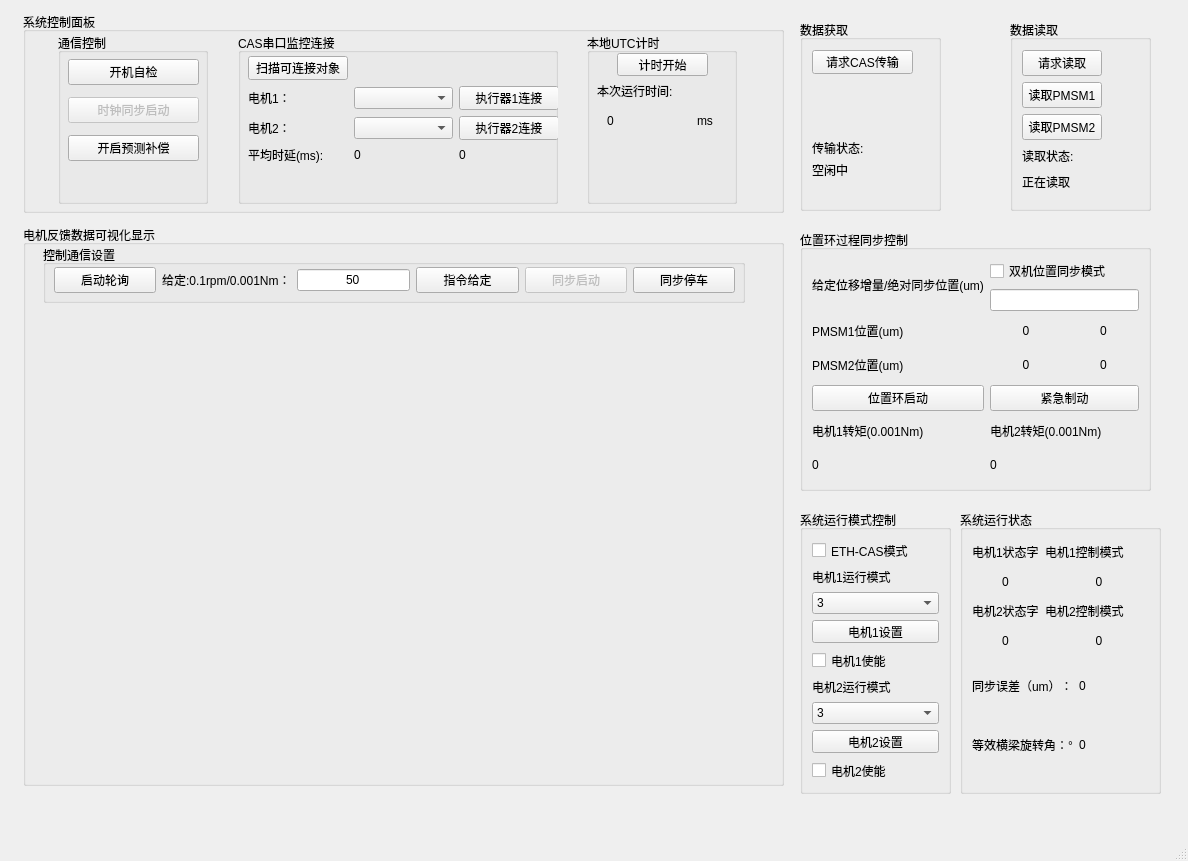
This is mainwindow.ui in whitekiteoversea/PCSyncController as Qt 5 draws it before an edit. The edited form follows.
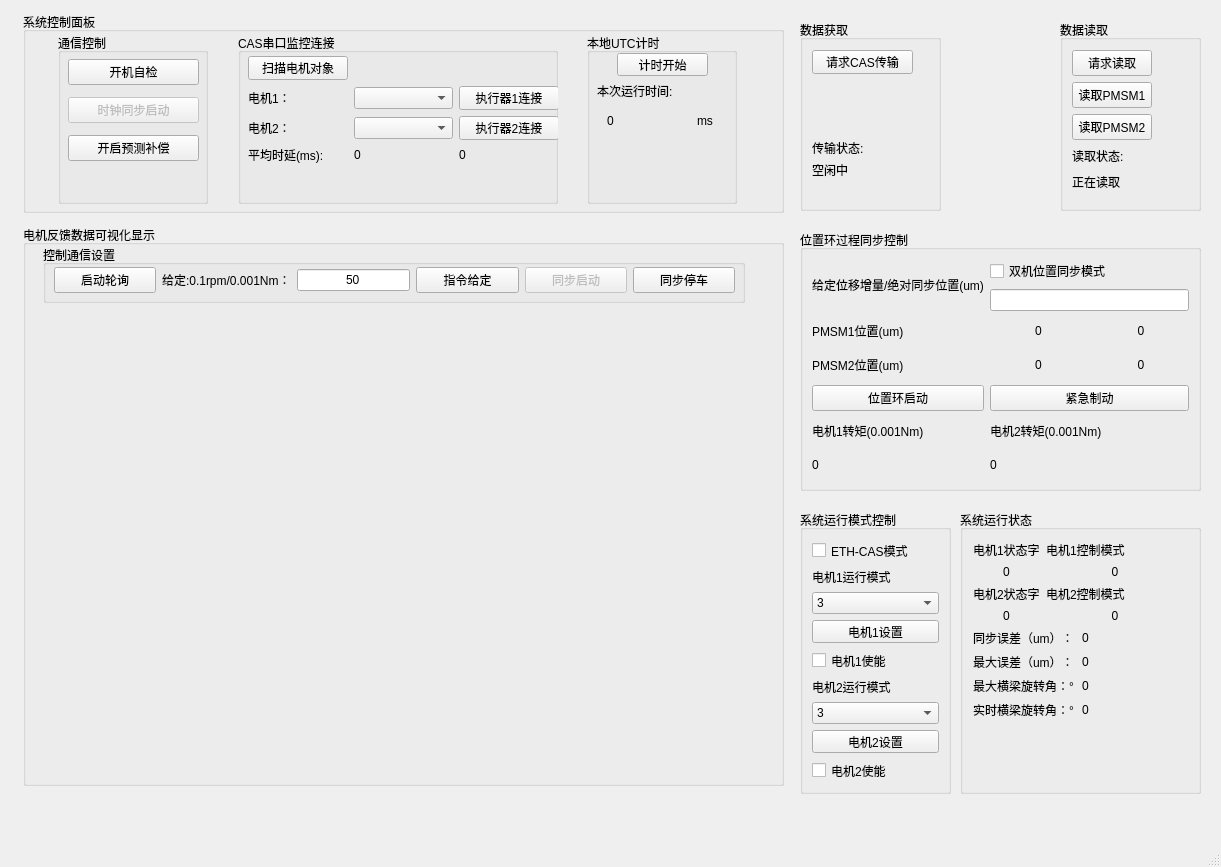
This is the edited form. Custom widgets are drawn as their Qt base class.

What changed in the file:
```diff
--- a/mainwindow.ui
+++ b/mainwindow.ui
@@ -6,8 +6,8 @@
    <rect>
     <x>0</x>
     <y>0</y>
-    <width>1188</width>
-    <height>861</height>
+    <width>1221</width>
+    <height>867</height>
    </rect>
   </property>
   <property name="sizePolicy">
@@ -498,7 +498,7 @@
           <item row="1" column="0">
            <widget class="QPushButton" name="pushButton_4">
             <property name="text">
-             <string>扫描可连接对象</string>
+             <string>扫描电机对象</string>
             </property>
            </widget>
           </item>
@@ -514,7 +514,7 @@
      <rect>
       <x>800</x>
       <y>230</y>
-      <width>351</width>
+      <width>401</width>
       <height>261</height>
      </rect>
     </property>
@@ -796,7 +796,7 @@
      <rect>
       <x>960</x>
       <y>510</y>
-      <width>201</width>
+      <width>241</width>
       <height>284</height>
      </rect>
     </property>
@@ -821,16 +821,16 @@
     <property name="title">
      <string>系统运行状态</string>
     </property>
-    <widget class="QWidget" name="layoutWidget">
+    <widget class="QWidget" name="">
      <property name="geometry">
       <rect>
-       <x>12</x>
-       <y>30</y>
-       <width>181</width>
-       <height>231</height>
+       <x>13</x>
+       <y>31</y>
+       <width>211</width>
+       <height>221</height>
       </rect>
      </property>
-     <layout class="QGridLayout" name="gridLayout_3">
+     <layout class="QFormLayout" name="formLayout">
       <item row="0" column="0">
        <layout class="QVBoxLayout" name="verticalLayout_3">
         <item>
@@ -852,43 +852,7 @@
         </item>
        </layout>
       </item>
-      <item row="2" column="0" colspan="3">
-       <layout class="QHBoxLayout" name="horizontalLayout_2">
-        <item>
-         <widget class="QLabel" name="label_39">
-          <property name="text">
-           <string>同步误差（um）：</string>
-          </property>
-         </widget>
-        </item>
-        <item>
-         <widget class="QLabel" name="posiSyncError">
-          <property name="text">
-           <string>0</string>
-          </property>
-         </widget>
-        </item>
-       </layout>
-      </item>
-      <item row="3" column="0" colspan="3">
-       <layout class="QHBoxLayout" name="horizontalLayout_3">
-        <item>
-         <widget class="QLabel" name="label_40">
-          <property name="text">
-           <string>等效横梁旋转角：°</string>
-          </property>
-         </widget>
-        </item>
-        <item>
-         <widget class="QLabel" name="rotateAngle">
-          <property name="text">
-           <string>0</string>
-          </property>
-         </widget>
-        </item>
-       </layout>
-      </item>
-      <item row="0" column="1" colspan="2">
+      <item row="0" column="1">
        <layout class="QVBoxLayout" name="verticalLayout_5">
         <item>
          <widget class="QLabel" name="label_43">
@@ -930,7 +894,7 @@
         </item>
        </layout>
       </item>
-      <item row="1" column="1" colspan="2">
+      <item row="1" column="1">
        <layout class="QVBoxLayout" name="verticalLayout_7">
         <item>
          <widget class="QLabel" name="label_44">
@@ -951,6 +915,78 @@
         </item>
        </layout>
       </item>
+      <item row="2" column="0" colspan="2">
+       <layout class="QHBoxLayout" name="horizontalLayout_2">
+        <item>
+         <widget class="QLabel" name="label_39">
+          <property name="text">
+           <string>同步误差（um）：</string>
+          </property>
+         </widget>
+        </item>
+        <item>
+         <widget class="QLabel" name="posiSyncError">
+          <property name="text">
+           <string>0</string>
+          </property>
+         </widget>
+        </item>
+       </layout>
+      </item>
+      <item row="3" column="0" colspan="2">
+       <layout class="QHBoxLayout" name="horizontalLayout_4">
+        <item>
+         <widget class="QLabel" name="label_41">
+          <property name="text">
+           <string>最大误差（um）：</string>
+          </property>
+         </widget>
+        </item>
+        <item>
+         <widget class="QLabel" name="maxPosiSyncError">
+          <property name="text">
+           <string>0</string>
+          </property>
+         </widget>
+        </item>
+       </layout>
+      </item>
+      <item row="5" column="0" colspan="2">
+       <layout class="QHBoxLayout" name="horizontalLayout_3">
+        <item>
+         <widget class="QLabel" name="label_40">
+          <property name="text">
+           <string>实时横梁旋转角：°</string>
+          </property>
+         </widget>
+        </item>
+        <item>
+         <widget class="QLabel" name="rotateAngle">
+          <property name="text">
+           <string>0</string>
+          </property>
+         </widget>
+        </item>
+       </layout>
+      </item>
+      <item row="4" column="0" colspan="2">
+       <layout class="QHBoxLayout" name="horizontalLayout_5">
+        <item>
+         <widget class="QLabel" name="label_42">
+          <property name="text">
+           <string>最大横梁旋转角：°</string>
+          </property>
+         </widget>
+        </item>
+        <item>
+         <widget class="QLabel" name="maxRotateAngle">
+          <property name="text">
+           <string>0</string>
+          </property>
+         </widget>
+        </item>
+       </layout>
+      </item>
      </layout>
     </widget>
    </widget>
@@ -959,7 +995,7 @@
      <rect>
       <x>800</x>
       <y>20</y>
-      <width>351</width>
+      <width>401</width>
       <height>191</height>
      </rect>
     </property>
```
Left out of the diff: 2 changed lines with no effect on the pictures.
